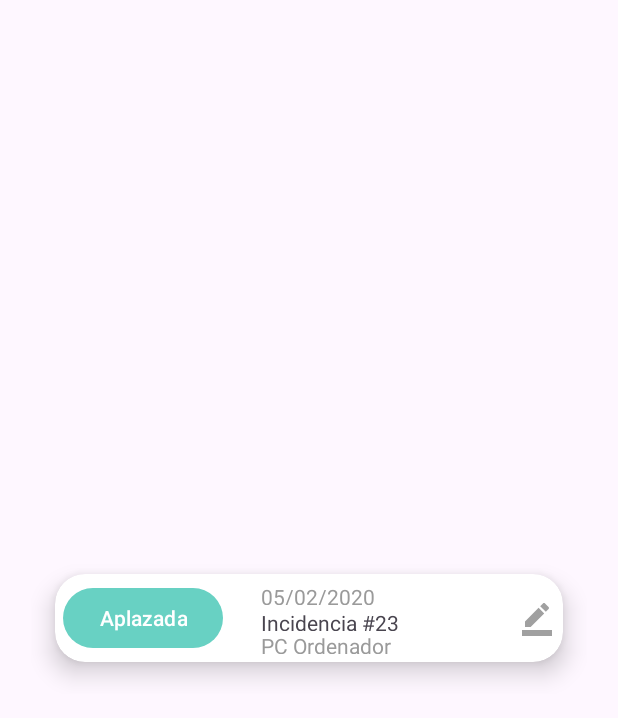
After one commit to veronicaalla/RetoIntermodular, an Android app: the layout item_incidencias.xml on its own in the app's theme, with its tools: preview values and no code run, on a phone screen of 412 x 824 dp. The commit adds this screen. Shown: the top 718 px of the screen. Run offline under Robolectric (Android 15) with nearby library versions, the phone set to English and light mode, and no system bars.

Commit message:
Creamos item_incidencias y creamos nueva actividad

```diff
--- a/AplicacionMovil/IncidenciasIES/app/build.gradle.kts
+++ b/AplicacionMovil/IncidenciasIES/app/build.gradle.kts
@@ -37,6 +37,9 @@ android {
    viewBinding{
        enable = true
    }
+    buildFeatures {
+        viewBinding = true
+    }
 }
 
 dependencies {
--- /dev/null
+++ b/AplicacionMovil/IncidenciasIES/app/src/main/res/drawable/baseline_border_color_24.xml
@@ -0,0 +1,5 @@
+<vector android:height="24dp" android:tint="#A0A0A0"
+    android:viewportHeight="24" android:viewportWidth="24"
+    android:width="24dp" xmlns:android="http://schemas.android.com/apk/res/android">
+    <path android:fillColor="@android:color/white" android:pathData="M22,24H2v-4h20V24zM13.06,5.19l3.75,3.75L7.75,18H4v-3.75L13.06,5.19zM17.88,7.87l-3.75,-3.75l1.83,-1.83c0.39,-0.39 1.02,-0.39 1.41,0l2.34,2.34c0.39,0.39 0.39,1.02 0,1.41L17.88,7.87z"/>
+</vector>
--- a/AplicacionMovil/IncidenciasIES/app/src/main/res/layout/activity_loggin.xml
+++ b/AplicacionMovil/IncidenciasIES/app/src/main/res/layout/activity_loggin.xml
@@ -66,7 +66,6 @@
         android:layout_width="match_parent"
         android:layout_height="51dp"
         android:layout_marginTop="32dp"
-        android:backgroundTint="#5F8722"
         android:text="Iniciar sesión"
         android:textSize="20dp" />
 
@@ -77,7 +76,7 @@
         android:layout_marginTop="40dp"
         android:text="¿Has olvidado tú contrasña?"
         android:textAlignment="center"
-        android:textColor="#5F8722"
+        android:textColor="@color/theme2"
         android:textSize="16dp"
         android:textStyle="bold" />
 
--- /dev/null
+++ b/AplicacionMovil/IncidenciasIES/app/src/main/res/layout/item_incidencias.xml
@@ -0,0 +1,78 @@
+<?xml version="1.0" encoding="utf-8"?>
+<LinearLayout xmlns:android="http://schemas.android.com/apk/res/android"
+    xmlns:app="http://schemas.android.com/apk/res-auto"
+    android:layout_width="wrap_content"
+    android:layout_height="wrap_content"
+
+    android:layout_gravity="center"
+    android:layout_margin="20dp"
+    android:orientation="horizontal">
+
+    <androidx.cardview.widget.CardView
+        android:layout_width="match_parent"
+        android:layout_height="match_parent"
+
+        app:cardCornerRadius="20dp"
+        app:cardElevation="10dp"
+        app:cardUseCompatPadding="true"
+
+        app:layout_constraintBottom_toBottomOf="parent"
+        app:layout_constraintEnd_toEndOf="parent"
+        app:layout_constraintStart_toStartOf="parent"
+        app:layout_constraintTop_toTopOf="parent">
+
+        <LinearLayout
+            android:layout_width="wrap_content"
+            android:layout_height="match_parent"
+            android:layout_margin="5dp"
+            android:orientation="horizontal">
+
+            <Button
+                android:id="@+id/btnEstadoIncidencai"
+                android:layout_width="wrap_content"
+                android:layout_height="wrap_content"
+                android:layout_weight="1"
+                android:text="Aplazada" />
+
+            <LinearLayout
+                android:layout_width="match_parent"
+                android:layout_height="match_parent"
+                android:layout_marginLeft="25dp"
+                android:orientation="vertical">
+
+                <TextView
+                    android:id="@+id/txtFecha"
+                    android:layout_width="wrap_content"
+                    android:layout_height="wrap_content"
+                    android:layout_weight="1"
+                    android:layout_marginBottom="2dp"
+                    android:text="05/02/2020"
+                    android:textColor="@color/theme2" />
+
+                <TextView
+                    android:id="@+id/txtIncidenciaID"
+                    android:layout_width="wrap_content"
+                    android:layout_height="wrap_content"
+                    android:layout_weight="1"
+                    android:text="Incidencia #23" />
+
+                <TextView
+                    android:id="@+id/txtTipoIncidencia"
+                    android:layout_width="wrap_content"
+                    android:layout_height="wrap_content"
+                    android:layout_weight="1"
+                    android:text="PC Ordenador"
+                    android:textColor="@color/theme2" />
+            </LinearLayout>
+
+            <ImageView
+                android:id="@+id/btnEditarIncidencias"
+                android:layout_width="match_parent"
+                android:layout_height="match_parent"
+                android:layout_marginLeft="80dp"
+                android:src="@drawable/baseline_border_color_24" />
+
+        </LinearLayout>
+
+    </androidx.cardview.widget.CardView>
+</LinearLayout>
--- a/AplicacionMovil/IncidenciasIES/app/src/main/res/values-night/themes.xml
+++ b/AplicacionMovil/IncidenciasIES/app/src/main/res/values-night/themes.xml
@@ -4,4 +4,9 @@
         <!-- Customize your dark theme here. -->
         <!-- <item name="colorPrimary">@color/my_dark_primary</item> -->
     </style>
+
+    <style name="ThemeOverlay.IncidenciasIES.FullscreenContainer" parent="">
+        <item name="fullscreenBackgroundColor">@color/light_blue_900</item>
+        <item name="fullscreenTextColor">@color/light_blue_A400</item>
+    </style>
 </resources>
--- /dev/null
+++ b/AplicacionMovil/IncidenciasIES/app/src/main/res/values/attrs.xml
@@ -0,0 +1,6 @@
+<resources>
+    <declare-styleable name="FullscreenAttrs">
+        <attr name="fullscreenBackgroundColor" format="color" />
+        <attr name="fullscreenTextColor" format="color" />
+    </declare-styleable>
+</resources>
--- a/AplicacionMovil/IncidenciasIES/app/src/main/res/values/colors.xml
+++ b/AplicacionMovil/IncidenciasIES/app/src/main/res/values/colors.xml
@@ -2,13 +2,18 @@
 <resources>
     <color name="black">#FF000000</color>
     <color name="white">#FFFFFFFF</color>
-    <color name="theme2">#4DD52A</color>
-    <color name="theme1">#88E6D9</color>
+    <color name="theme2">#9A9A9A</color>
+    <color name="theme1">#68D1C3</color>
 
     <color name="colorEnAbierto">#6883EC</color>
     <color name="colorAsignado">#F1DD30</color>
     <color name="colorEnProceso">#FA9325</color>
     <color name="colorCerrado">#FA2C25</color>
     <color name="colorResuelto">#28A555</color>
+    <color name="light_blue_600">#FF039BE5</color>
+    <color name="light_blue_900">#FF01579B</color>
+    <color name="light_blue_A200">#FF40C4FF</color>
+    <color name="light_blue_A400">#FF00B0FF</color>
+    <color name="black_overlay">#66000000</color>
 
 </resources>
--- a/AplicacionMovil/IncidenciasIES/app/src/main/res/values/strings.xml
+++ b/AplicacionMovil/IncidenciasIES/app/src/main/res/values/strings.xml
@@ -9,4 +9,7 @@
     <string name="invalid_username">Not a valid username</string>
     <string name="invalid_password">Password must be >5 characters</string>
     <string name="login_failed">"Login failed"</string>
+    <string name="title_activity_plantilla_lista_incidencias">PlantillaListaIncidencias</string>
+    <string name="dummy_button">Dummy Button</string>
+    <string name="dummy_content">DUMMY\nCONTENT</string>
 </resources>
--- /dev/null
+++ b/AplicacionMovil/IncidenciasIES/app/src/main/res/values/styles.xml
@@ -0,0 +1,11 @@
+<resources>
+
+    <style name="Widget.Theme.IncidenciasIES.ActionBar.Fullscreen" parent="Widget.AppCompat.ActionBar">
+        <item name="android:background">@color/black_overlay</item>
+    </style>
+
+    <style name="Widget.Theme.IncidenciasIES.ButtonBar.Fullscreen" parent="">
+        <item name="android:background">@color/black_overlay</item>
+        <item name="android:buttonBarStyle">?android:attr/buttonBarStyle</item>
+    </style>
+</resources>
--- a/AplicacionMovil/IncidenciasIES/app/src/main/res/values/themes.xml
+++ b/AplicacionMovil/IncidenciasIES/app/src/main/res/values/themes.xml
@@ -10,9 +10,22 @@
         <item name="colorSecondaryVariant">@color/theme2</item>
         <item name="colorOnSecondary">@color/white</item>
         <!-- Status bar color. -->
-        <item name="android:statusBarColor" >?attr/colorPrimaryVariant</item>
+        <item name="android:statusBarColor">?attr/colorPrimaryVariant</item>
 
     </style>
 
     <style name="Theme.IncidenciasIES" parent="Base.Theme.IncidenciasIES" />
+
+    <style name="Theme.IncidenciasIES.Fullscreen" parent="Theme.IncidenciasIES">
+        <item name="android:actionBarStyle">
+            @style/Widget.Theme.IncidenciasIES.ActionBar.Fullscreen
+        </item>
+        <item name="android:windowActionBarOverlay">true</item>
+        <item name="android:windowBackground">@null</item>
+    </style>
+
+    <style name="ThemeOverlay.IncidenciasIES.FullscreenContainer" parent="">
+        <item name="fullscreenBackgroundColor">@color/light_blue_600</item>
+        <item name="fullscreenTextColor">@color/light_blue_A200</item>
+    </style>
 </resources>
```
Also changed, not shown: AplicacionMovil/IncidenciasIES/app/src/main/AndroidManifest.xml (+9 -0 lines), AplicacionMovil/IncidenciasIES/app/src/main/java/es/intermodular/equipo2/incidenciasies/ListaConcretaIncidencias.kt (added, +11 -0 lines), AplicacionMovil/IncidenciasIES/app/src/main/res/layout/activity_lista_concreta_incidencias.xml (added, +9 -0 lines), AplicacionMovil/IncidenciasIES/app/src/main/res/drawable/logo_claro.png (added), AplicacionMovil/IncidenciasIES/app/src/main/res/drawable/logo_oscuro.png (added), 1 other file.
